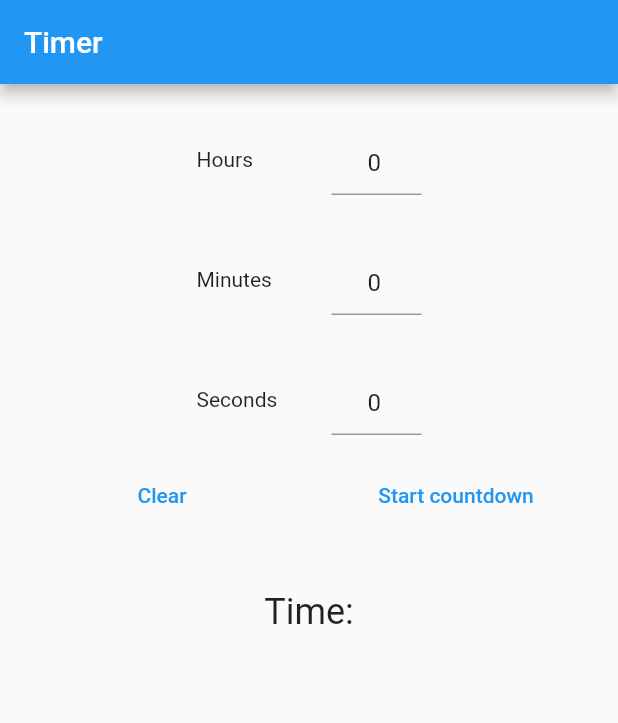
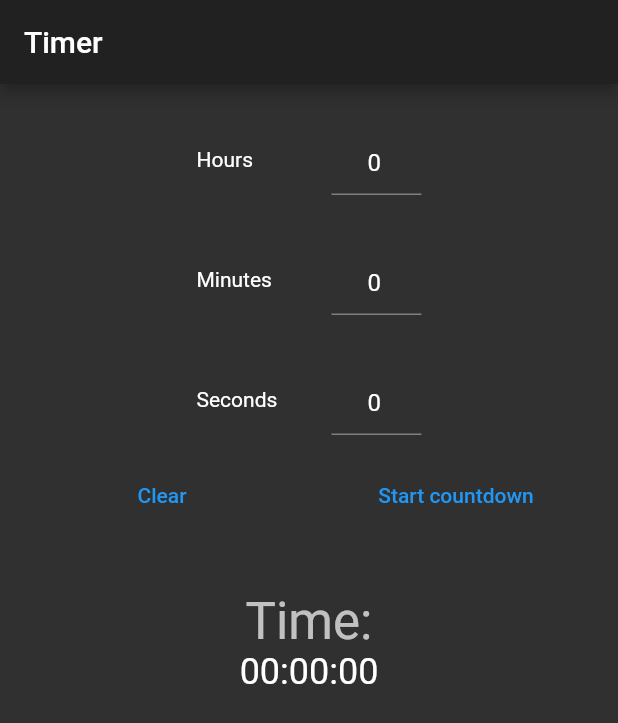
Before and after one commit to hajajmaor/timer_for_desktop, a Flutter app: the screen it shows after launch, on a phone screen of 412 x 824 dp. Shown: the top 723 px of the screen. Run offline on Flutter 3.47's test engine with Material 2 defaults, Android fonts, the phone set to English and light mode, and no system bars.

Commit message:
add string format of timer

```diff
--- a/lib/main.dart
+++ b/lib/main.dart
@@ -13,6 +13,8 @@ class MyApp extends StatelessWidget {
       title: 'Timer App',
       darkTheme: ThemeData.dark(),
       theme: ThemeData.light(),
+      //TODO: remove this themeMode
+      themeMode: ThemeMode.dark,
       home: MainPage(),
     );
   }
--- a/lib/screens/main_page.dart
+++ b/lib/screens/main_page.dart
@@ -62,8 +62,20 @@ class _MainPageState extends State<MainPage> {
       );
 
   //TODO: check the function
+
   // String timerText =>
   //     '${((timerMaxSeconds - currentSeconds) ~/ 60).toString().padLeft(2, '0')}: ${((timerMaxSeconds - currentSeconds) % 60).toString().padLeft(2, '0')}';
+  String getRemainingTime() {
+    if (_timeToRun == null) {
+      return '00:00:00';
+    }
+    final remainingTime = _timeToRun! - _timePassed;
+    final int hours = (remainingTime.inHours / 24) as int;
+    final int minutes = (remainingTime.inMinutes - (hours * 24) / 60) as int;
+    final int seconds =
+        (remainingTime.inSeconds - (hours * 24) - (minutes * 60) / 60) as int;
+    return '${hours.toString().padLeft(2, '0')}: ${(minutes.toString().padLeft(2, '0'))}: ${(seconds.toString().padLeft(2, '0'))}';
+  }
 
   activateTimer() {
     if (_timeToRun == null)
@@ -135,6 +147,10 @@ class _MainPageState extends State<MainPage> {
                 SizedBox(height: 40),
                 Text(
                   'Time:',
+                  style: Theme.of(context).textTheme.headline4,
+                ),
+                Text(
+                  getRemainingTime(),
                   style: Theme.of(context).textTheme.headline5,
                 ),
               ],
```
